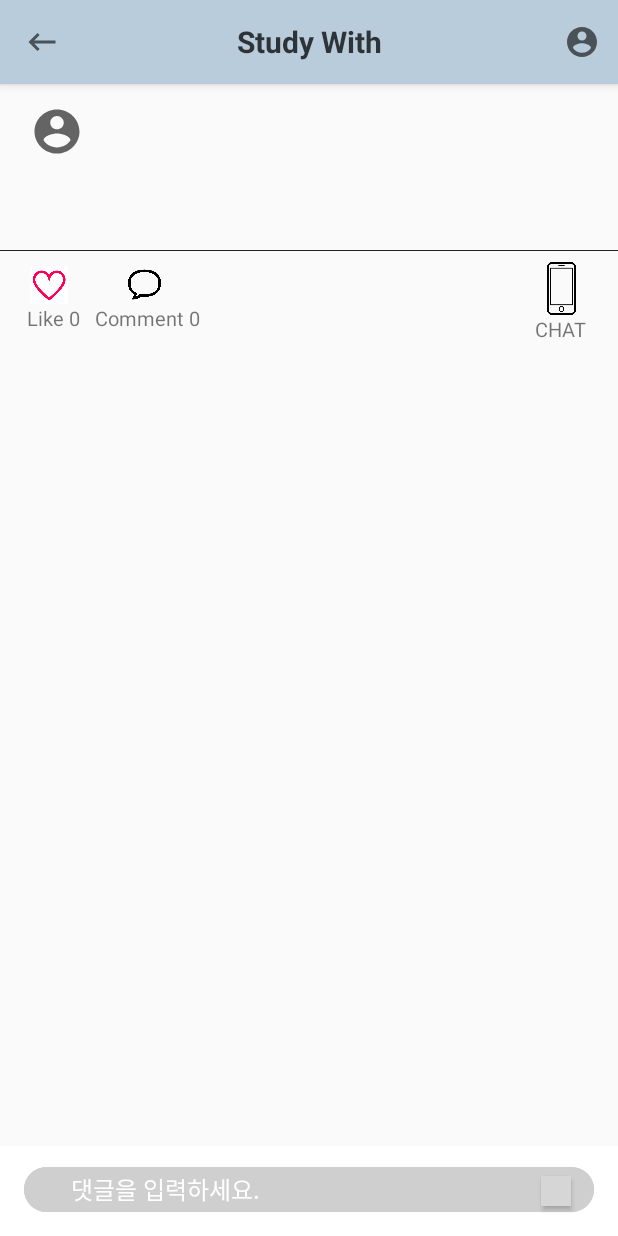
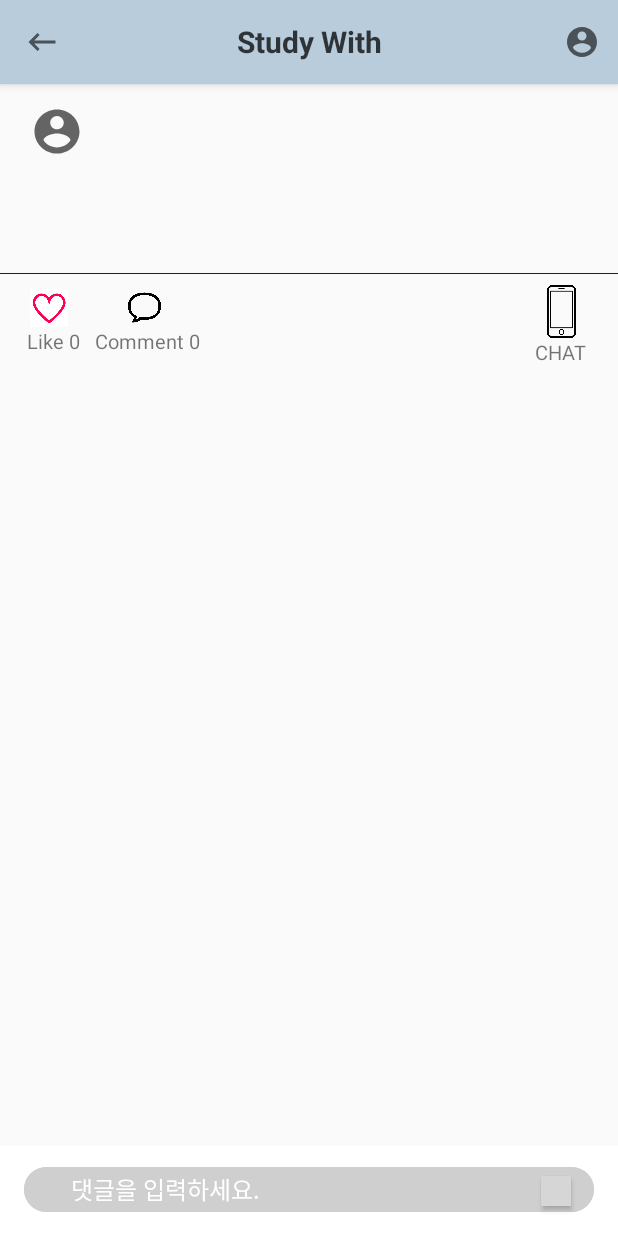
Before and after one commit to jyeon172/MP-MobileProject, an Android app: the DetailActivity screen opened directly, with no data from a screen before it, on a phone screen of 412 x 824 dp. Run offline under Robolectric (Android 15) with nearby library versions, the phone set to English and light mode, and no system bars; our stand-ins replace Firebase (no records; nobody signed in at launch, a user with empty details on screens opened directly); pictures from the network do not load; 2 statements that could not run were skipped; grey boxes are pictures that could not be loaded.

Commit message:
Comment main UI

```diff
--- a/app/src/main/res/layout/item_detail.xml
+++ b/app/src/main/res/layout/item_detail.xml
@@ -55,6 +55,7 @@
                 android:layout_width="0dp"
                 android:layout_height="wrap_content"
                 android:layout_marginLeft="10dp"
+                android:textColor="@color/black2"
                 android:textSize="24sp"
                 app:layout_constraintLeft_toRightOf="@id/userBtn"
                 app:layout_constraintTop_toTopOf="parent" />
@@ -97,6 +98,8 @@
                 android:layout_height="wrap_content"
                 android:layout_marginLeft="20dp"
                 android:layout_marginTop="5dp"
+                android:textColor="@color/black2"
+                android:paddingTop="15dp"
                 android:linksClickable="true"
                 android:autoLink="web"
                 android:textSize="18sp"
@@ -188,6 +191,7 @@
                 android:layout_width="match_parent"
                 android:layout_height="match_parent"
                 android:layout_margin="10dp"
+                android:paddingTop="10dp"
                 android:layout_alignParentLeft="true"
                 app:layout_constraintTop_toBottomOf="@id/favoriteTextview"
                 android:paddingBottom="55dp"/>
```
Also changed, not shown: app/src/main/res/layout/comment_main.xml (+16 -15 lines), 363 other files.
